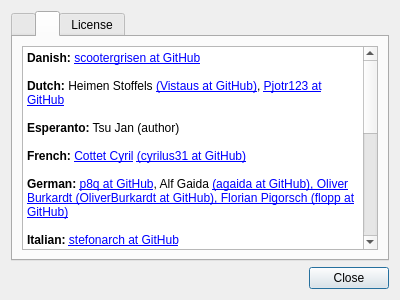
Before: the Qt Designer form featherpad/about.ui in vecnathewhisperd0/FeatherPad, drawn with Qt 5.
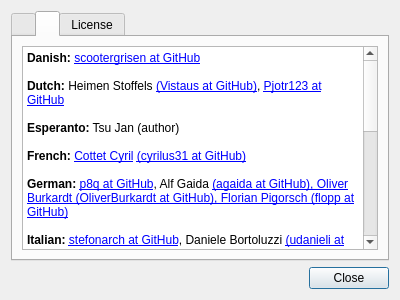
After: the same form once the commit is applied. The open tabs and pages were chosen to show the change.

The edit to the form file:
```diff
--- a/featherpad/about.ui
+++ b/featherpad/about.ui
@@ -97,35 +97,35 @@
 &lt;html&gt;&lt;head&gt;&lt;meta name=&quot;qrichtext&quot; content=&quot;1&quot; /&gt;&lt;style type=&quot;text/css&quot;&gt;
 p, li { white-space: pre-wrap; }
 &lt;/style&gt;&lt;/head&gt;&lt;body style=&quot;  font-weight:400; font-style:normal;&quot;&gt;
-&lt;p style=&quot; margin-top:0px; margin-bottom:0px; margin-left:0px; margin-right:0px; -qt-block-indent:0; text-indent:0px;&quot;&gt;&lt;span style=&quot; font-weight:600;&quot;&gt;Danish:&lt;/span&gt; &lt;a href=&quot;https://github.com/scootergrisen&quot;&gt;&lt;span;&gt;scootergrisen at GitHub&lt;/span&gt;&lt;/a&gt;&lt;/p&gt;
+&lt;p style=&quot; margin-top:0px; margin-bottom:0px; margin-left:0px; margin-right:0px; -qt-block-indent:0; text-indent:0px;&quot;&gt;&lt;span style=&quot; font-weight:600;&quot;&gt;Danish:&lt;/span&gt; &lt;a href=&quot;https://github.com/scootergrisen&quot;&gt;scootergrisen at GitHub&lt;/a&gt;&lt;/p&gt;
 &lt;p style=&quot;-qt-paragraph-type:empty; margin-top:0px; margin-bottom:0px; margin-left:0px; margin-right:0px; -qt-block-indent:0; text-indent:0px;&quot;&gt;&lt;br /&gt;&lt;/p&gt;
-&lt;p style=&quot; margin-top:0px; margin-bottom:0px; margin-left:0px; margin-right:0px; -qt-block-indent:0; text-indent:0px;&quot;&gt;&lt;span style=&quot; font-weight:600;&quot;&gt;Dutch:&lt;/span&gt; Heimen Stoffels &lt;a href=&quot;https://github.com/Vistaus&quot;&gt;&lt;span;&gt;(Vistaus at GitHub)&lt;/span&gt;&lt;/a&gt;, &lt;a href=&quot;https://github.com/Pjotr123&quot;&gt;&lt;span;&gt;Pjotr123 at GitHub&lt;/span&gt;&lt;/a&gt;&lt;/p&gt;
+&lt;p style=&quot; margin-top:0px; margin-bottom:0px; margin-left:0px; margin-right:0px; -qt-block-indent:0; text-indent:0px;&quot;&gt;&lt;span style=&quot; font-weight:600;&quot;&gt;Dutch:&lt;/span&gt; Heimen Stoffels &lt;a href=&quot;https://github.com/Vistaus&quot;&gt;(Vistaus at GitHub)&lt;/a&gt;, &lt;a href=&quot;https://github.com/Pjotr123&quot;&gt;Pjotr123 at GitHub&lt;/a&gt;&lt;/p&gt;
 &lt;p style=&quot;-qt-paragraph-type:empty; margin-top:0px; margin-bottom:0px; margin-left:0px; margin-right:0px; -qt-block-indent:0; text-indent:0px;&quot;&gt;&lt;br /&gt;&lt;/p&gt;
 &lt;p style=&quot; margin-top:0px; margin-bottom:0px; margin-left:0px; margin-right:0px; -qt-block-indent:0; text-indent:0px;&quot;&gt;&lt;span style=&quot; font-weight:600;&quot;&gt;Esperanto:&lt;/span&gt; Tsu Jan (author)&lt;/p&gt;
 &lt;p style=&quot;-qt-paragraph-type:empty; margin-top:0px; margin-bottom:0px; margin-left:0px; margin-right:0px; -qt-block-indent:0; text-indent:0px;&quot;&gt;&lt;br /&gt;&lt;/p&gt;
-&lt;p style=&quot; margin-top:0px; margin-bottom:0px; margin-left:0px; margin-right:0px; -qt-block-indent:0; text-indent:0px;&quot;&gt;&lt;span style=&quot; font-weight:600;&quot;&gt;French:&lt;/span&gt; &lt;a href=&quot;mailto:cyrilusber2001@yahoo.fr?Subject=My%20Subject&quot;&gt;&lt;span;&gt;Cottet Cyril&lt;/span&gt;&lt;/a&gt; &lt;a href=&quot;https://github.com/cyrilus31&quot;&gt;&lt;span;&gt;(cyrilus31 at GitHub)&lt;/span&gt;&lt;/a&gt;&lt;/p&gt;
+&lt;p style=&quot; margin-top:0px; margin-bottom:0px; margin-left:0px; margin-right:0px; -qt-block-indent:0; text-indent:0px;&quot;&gt;&lt;span style=&quot; font-weight:600;&quot;&gt;French:&lt;/span&gt; &lt;a href=&quot;mailto:cyrilusber2001@yahoo.fr?Subject=My%20Subject&quot;&gt;Cottet Cyril&lt;/a&gt; &lt;a href=&quot;https://github.com/cyrilus31&quot;&gt;(cyrilus31 at GitHub)&lt;/a&gt;&lt;/p&gt;
 &lt;p style=&quot;-qt-paragraph-type:empty; margin-top:0px; margin-bottom:0px; margin-left:0px; margin-right:0px; -qt-block-indent:0; text-indent:0px;&quot;&gt;&lt;br /&gt;&lt;/p&gt;
-&lt;p style=&quot; margin-top:0px; margin-bottom:0px; margin-left:0px; margin-right:0px; -qt-block-indent:0; text-indent:0px;&quot;&gt;&lt;span style=&quot; font-weight:600;&quot;&gt;German:&lt;/span&gt; &lt;a href=&quot;https://github.com/p8q&quot;&gt;&lt;span;&gt;p8q at GitHub&lt;/span&gt;&lt;/a&gt;, Alf Gaida &lt;a href=&quot;https://github.com/agaida&quot;&gt;&lt;span;&gt;(agaida at GitHub)&lt;/span&gt;&lt;/a&lt;/p&gt;, Oliver Burkardt &lt;a href=&quot;https://github.com/OliverBurkardt&quot;&gt;&lt;span;&gt;(OliverBurkardt at GitHub)&lt;/span&gt;&lt;/a&gt;, Florian Pigorsch (&lt;a href=&quot;https://github.com/flopp&quot;&gt;&lt;span;&gt;flopp at GitHub&lt;/span&gt;&lt;/a&gt;)&lt;/p&gt;
+&lt;p style=&quot; margin-top:0px; margin-bottom:0px; margin-left:0px; margin-right:0px; -qt-block-indent:0; text-indent:0px;&quot;&gt;&lt;span style=&quot; font-weight:600;&quot;&gt;German:&lt;/span&gt; &lt;a href=&quot;https://github.com/p8q&quot;&gt;p8q at GitHub&lt;/a&gt;, Alf Gaida &lt;a href=&quot;https://github.com/agaida&quot;&gt;(agaida at GitHub)&lt;/a&lt;/p&gt;, Oliver Burkardt &lt;a href=&quot;https://github.com/OliverBurkardt&quot;&gt;(OliverBurkardt at GitHub)&lt;/a&gt;, Florian Pigorsch (&lt;a href=&quot;https://github.com/flopp&quot;&gt;flopp at GitHub&lt;/a&gt;)&lt;/p&gt;
 &lt;p style=&quot;-qt-paragraph-type:empty; margin-top:0px; margin-bottom:0px; margin-left:0px; margin-right:0px; -qt-block-indent:0; text-indent:0px;&quot;&gt;&lt;br /&gt;&lt;/p&gt;
-&lt;p style=&quot; margin-top:0px; margin-bottom:0px; margin-left:0px; margin-right:0px; -qt-block-indent:0; text-indent:0px;&quot;&gt;&lt;span style=&quot; font-weight:600;&quot;&gt;Italian:&lt;/span&gt; &lt;a href=&quot;https://github.com/stefonarch&quot;&gt;&lt;span;&gt;stefonarch at GitHub&lt;/span&gt;&lt;/a&gt;&lt;/p&gt;
+&lt;p style=&quot; margin-top:0px; margin-bottom:0px; margin-left:0px; margin-right:0px; -qt-block-indent:0; text-indent:0px;&quot;&gt;&lt;span style=&quot; font-weight:600;&quot;&gt;Italian:&lt;/span&gt; &lt;a href=&quot;https://github.com/stefonarch&quot;&gt;stefonarch at GitHub&lt;/a&gt;, Daniele Bortoluzzi &lt;a href=&quot;https://github.com/udanieli&quot;&gt;(udanieli at GitHub)&lt;/a&gt;
 &lt;p style=&quot;-qt-paragraph-type:empty; margin-top:0px; margin-bottom:0px; margin-left:0px; margin-right:0px; -qt-block-indent:0; text-indent:0px;&quot;&gt;&lt;br /&gt;&lt;/p&gt;
-&lt;p style=&quot; margin-top:0px; margin-bottom:0px; margin-left:0px; margin-right:0px; -qt-block-indent:0; text-indent:0px;&quot;&gt;&lt;span style=&quot; font-weight:600;&quot;&gt;Japanese:&lt;/span&gt; &lt;a href=&quot;https://github.com/FuRuYa7&quot;&gt;&lt;span;&gt;FuRuYa7 at GitHub&lt;/span&gt;&lt;/a&gt;
+&lt;p style=&quot; margin-top:0px; margin-bottom:0px; margin-left:0px; margin-right:0px; -qt-block-indent:0; text-indent:0px;&quot;&gt;&lt;span style=&quot; font-weight:600;&quot;&gt;Japanese:&lt;/span&gt; &lt;a href=&quot;https://github.com/FuRuYa7&quot;&gt;FuRuYa7 at GitHub&lt;/a&gt;
 &lt;p style=&quot;-qt-paragraph-type:empty; margin-top:0px; margin-bottom:0px; margin-left:0px; margin-right:0px; -qt-block-indent:0; text-indent:0px;&quot;&gt;&lt;br /&gt;&lt;/p&gt;
-&lt;p style=&quot; margin-top:0px; margin-bottom:0px; margin-left:0px; margin-right:0px; -qt-block-indent:0; text-indent:0px;&quot;&gt;&lt;span style=&quot; font-weight:600;&quot;&gt;Lithuanian:&lt;/span&gt; &lt;a href=&quot;https://github.com/welaq&quot;&gt;&lt;span;&gt;welaq at GitHub&lt;/span&gt;&lt;/a&gt;
+&lt;p style=&quot; margin-top:0px; margin-bottom:0px; margin-left:0px; margin-right:0px; -qt-block-indent:0; text-indent:0px;&quot;&gt;&lt;span style=&quot; font-weight:600;&quot;&gt;Lithuanian:&lt;/span&gt; &lt;a href=&quot;https://github.com/welaq&quot;&gt;welaq at GitHub&lt;/a&gt;
 &lt;p style=&quot;-qt-paragraph-type:empty; margin-top:0px; margin-bottom:0px; margin-left:0px; margin-right:0px; -qt-block-indent:0; text-indent:0px;&quot;&gt;&lt;br /&gt;&lt;/p&gt;
-&lt;p style=&quot; margin-top:0px; margin-bottom:0px; margin-left:0px; margin-right:0px; -qt-block-indent:0; text-indent:0px;&quot;&gt;&lt;span style=&quot; font-weight:600;&quot;&gt;Polish:&lt;/span&gt; Marcin Mikołajczak &lt;a href=&quot;https://github.com/m4sk1n&quot;&gt;&lt;span;&gt;(m4sk1n at GitHub)&lt;/span&gt;&lt;/a&gt;&lt;/p&gt;
+&lt;p style=&quot; margin-top:0px; margin-bottom:0px; margin-left:0px; margin-right:0px; -qt-block-indent:0; text-indent:0px;&quot;&gt;&lt;span style=&quot; font-weight:600;&quot;&gt;Polish:&lt;/span&gt; Marcin Mikołajczak &lt;a href=&quot;https://github.com/m4sk1n&quot;&gt;(m4sk1n at GitHub)&lt;/a&gt;&lt;/p&gt;
 &lt;p style=&quot;-qt-paragraph-type:empty; margin-top:0px; margin-bottom:0px; margin-left:0px; margin-right:0px; -qt-block-indent:0; text-indent:0px;&quot;&gt;&lt;br /&gt;&lt;/p&gt;
-&lt;p style=&quot; margin-top:0px; margin-bottom:0px; margin-left:0px; margin-right:0px; -qt-block-indent:0; text-indent:0px;&quot;&gt;&lt;span style=&quot; font-weight:600;&quot;&gt;Portuguese:&lt;/span&gt; Sérgio Marques &lt;a href=&quot;https://github.com/smarquespt&quot;&gt;&lt;span;&gt;(smarquespt at GitHub)&lt;/span&gt;&lt;/a&gt;&lt;/p&gt;
+&lt;p style=&quot; margin-top:0px; margin-bottom:0px; margin-left:0px; margin-right:0px; -qt-block-indent:0; text-indent:0px;&quot;&gt;&lt;span style=&quot; font-weight:600;&quot;&gt;Portuguese:&lt;/span&gt; Sérgio Marques &lt;a href=&quot;https://github.com/smarquespt&quot;&gt;(smarquespt at GitHub)&lt;/a&gt;&lt;/p&gt;
 &lt;p style=&quot;-qt-paragraph-type:empty; margin-top:0px; margin-bottom:0px; margin-left:0px; margin-right:0px; -qt-block-indent:0; text-indent:0px;&quot;&gt;&lt;br /&gt;&lt;/p&gt;
-&lt;p style=&quot; margin-top:0px; margin-bottom:0px; margin-left:0px; margin-right:0px; -qt-block-indent:0; text-indent:0px;&quot;&gt;&lt;span style=&quot; font-weight:600;&quot;&gt;Portuguese (Brazil):&lt;/span&gt; &lt;a href=&quot;https://github.com/eltonfabricio10&quot;&gt;&lt;span;&gt;eltonfabricio10 at GitHub&lt;/span&gt;&lt;/a&gt;, &lt;a href=&quot;https://github.com/alexandrecoliveira&quot;&gt;&lt;span;&gt;alexandrecoliveira at GitHub&lt;/span&gt;&lt;/a&gt;&lt;/p&gt;
+&lt;p style=&quot; margin-top:0px; margin-bottom:0px; margin-left:0px; margin-right:0px; -qt-block-indent:0; text-indent:0px;&quot;&gt;&lt;span style=&quot; font-weight:600;&quot;&gt;Portuguese (Brazil):&lt;/span&gt; &lt;a href=&quot;https://github.com/eltonfabricio10&quot;&gt;eltonfabricio10 at GitHub&lt;/a&gt;, &lt;a href=&quot;https://github.com/alexandrecoliveira&quot;&gt;alexandrecoliveira at GitHub&lt;/a&gt;&lt;/p&gt;
 &lt;p style=&quot;-qt-paragraph-type:empty; margin-top:0px; margin-bottom:0px; margin-left:0px; margin-right:0px; -qt-block-indent:0; text-indent:0px;&quot;&gt;&lt;br /&gt;&lt;/p&gt;
-&lt;p style=&quot; margin-top:0px; margin-bottom:0px; margin-left:0px; margin-right:0px; -qt-block-indent:0; text-indent:0px;&quot;&gt;&lt;span style=&quot; font-weight:600;&quot;&gt;Russian:&lt;/span&gt; Vladimir Sharonin &lt;a href=&quot;https://github.com/Survolog&quot;&gt;&lt;span;&gt;(Survolog at GitHub)&lt;/span&gt;&lt;/a&gt;, &lt;a href=&quot;https://github.com/VaYurik&quot;&gt;&lt;span;&gt;VaYurik at GitHub&lt;/span&gt;&lt;/a&gt;, Pavel Shlyak &lt;a href=&quot;https://github.com/shlyakpavel&quot;&gt;&lt;span;&gt;(shlyakpavel at GitHub)&lt;/span&gt;&lt;/a&gt;&lt;/p&gt;
+&lt;p style=&quot; margin-top:0px; margin-bottom:0px; margin-left:0px; margin-right:0px; -qt-block-indent:0; text-indent:0px;&quot;&gt;&lt;span style=&quot; font-weight:600;&quot;&gt;Russian:&lt;/span&gt; Vladimir Sharonin &lt;a href=&quot;https://github.com/Survolog&quot;&gt;(Survolog at GitHub)&lt;/a&gt;, &lt;a href=&quot;https://github.com/VaYurik&quot;&gt;VaYurik at GitHub&lt;/a&gt;, Pavel Shlyak &lt;a href=&quot;https://github.com/shlyakpavel&quot;&gt;(shlyakpavel at GitHub)&lt;/a&gt;&lt;/p&gt;
 &lt;p style=&quot;-qt-paragraph-type:empty; margin-top:0px; margin-bottom:0px; margin-left:0px; margin-right:0px; -qt-block-indent:0; text-indent:0px;&quot;&gt;&lt;br /&gt;&lt;/p&gt;
-&lt;p style=&quot; margin-top:0px; margin-bottom:0px; margin-left:0px; margin-right:0px; -qt-block-indent:0; text-indent:0px;&quot;&gt;&lt;span style=&quot; font-weight:600;&quot;&gt;Simplified Chinese:&lt;/span&gt; &lt;a href=&quot;https://github.com/notname000&quot;&gt;&lt;span;&gt;notname000 at GitHub&lt;/span&gt;&lt;/a&gt;&lt;/p&gt;
+&lt;p style=&quot; margin-top:0px; margin-bottom:0px; margin-left:0px; margin-right:0px; -qt-block-indent:0; text-indent:0px;&quot;&gt;&lt;span style=&quot; font-weight:600;&quot;&gt;Simplified Chinese:&lt;/span&gt; &lt;a href=&quot;https://github.com/notname000&quot;&gt;notname000 at GitHub&lt;/a&gt;&lt;/p&gt;
 &lt;p style=&quot;-qt-paragraph-type:empty; margin-top:0px; margin-bottom:0px; margin-left:0px; margin-right:0px; -qt-block-indent:0; text-indent:0px;&quot;&gt;&lt;br /&gt;&lt;/p&gt;
-&lt;p style=&quot; margin-top:0px; margin-bottom:0px; margin-left:0px; margin-right:0px; -qt-block-indent:0; text-indent:0px;&quot;&gt;&lt;span style=&quot; font-weight:600;&quot;&gt;Spanish:&lt;/span&gt; &lt;a href=&quot;https://github.com/micrococo&quot;&gt;&lt;span;&gt;micrococo at GitHub&lt;/span&gt;&lt;/a&gt;&lt;/p&gt;&lt;/body&gt;&lt;/html&gt;
+&lt;p style=&quot; margin-top:0px; margin-bottom:0px; margin-left:0px; margin-right:0px; -qt-block-indent:0; text-indent:0px;&quot;&gt;&lt;span style=&quot; font-weight:600;&quot;&gt;Spanish:&lt;/span&gt; &lt;a href=&quot;https://github.com/micrococo&quot;&gt;micrococo at GitHub&lt;/a&gt;&lt;/p&gt;&lt;/body&gt;&lt;/html&gt;
 &lt;p style=&quot;-qt-paragraph-type:empty; margin-top:0px; margin-bottom:0px; margin-left:0px; margin-right:0px; -qt-block-indent:0; text-indent:0px;&quot;&gt;&lt;br /&gt;&lt;/p&gt;
-&lt;p style=&quot; margin-top:0px; margin-bottom:0px; margin-left:0px; margin-right:0px; -qt-block-indent:0; text-indent:0px;&quot;&gt;&lt;span style=&quot; font-weight:600;&quot;&gt;Turkish:&lt;/span&gt; Abdullah Ramazanoğlu &lt;a href=&quot;https://github.com/aramazano&quot;&gt;&lt;span;&gt;(ramazano at GitHub)&lt;/span&gt;&lt;/a&gt;&lt;/p&gt;&lt;/body&gt;&lt;/html&gt;</string>
+&lt;p style=&quot; margin-top:0px; margin-bottom:0px; margin-left:0px; margin-right:0px; -qt-block-indent:0; text-indent:0px;&quot;&gt;&lt;span style=&quot; font-weight:600;&quot;&gt;Turkish:&lt;/span&gt; Abdullah Ramazanoğlu &lt;a href=&quot;https://github.com/aramazano&quot;&gt;(ramazano at GitHub)&lt;/a&gt;&lt;/p&gt;&lt;/body&gt;&lt;/html&gt;</string>
          </property>
          <property name="openExternalLinks">
           <bool>true</bool>
```
Left out of the diff: 2 changed lines with no effect on the pictures.
